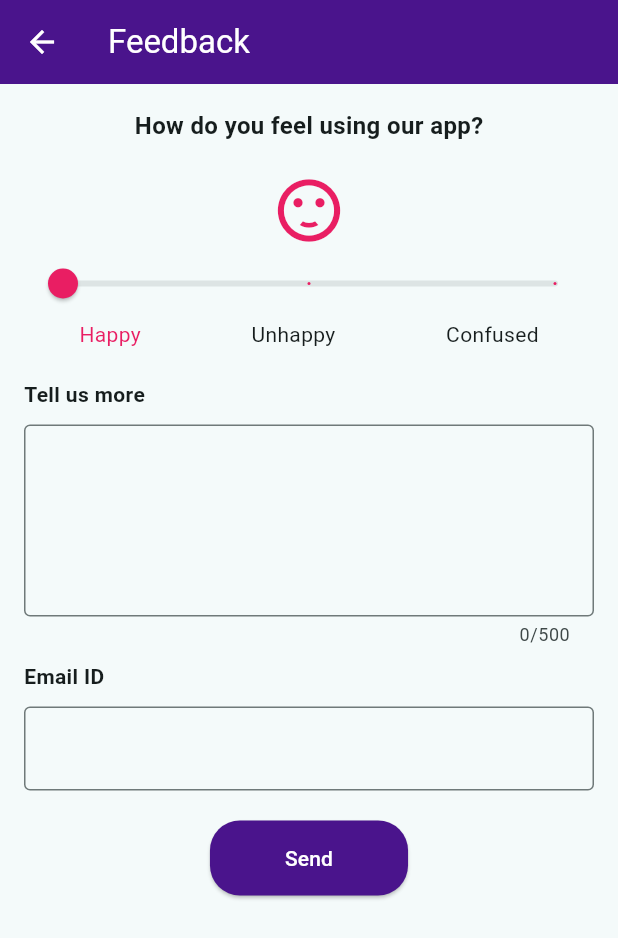
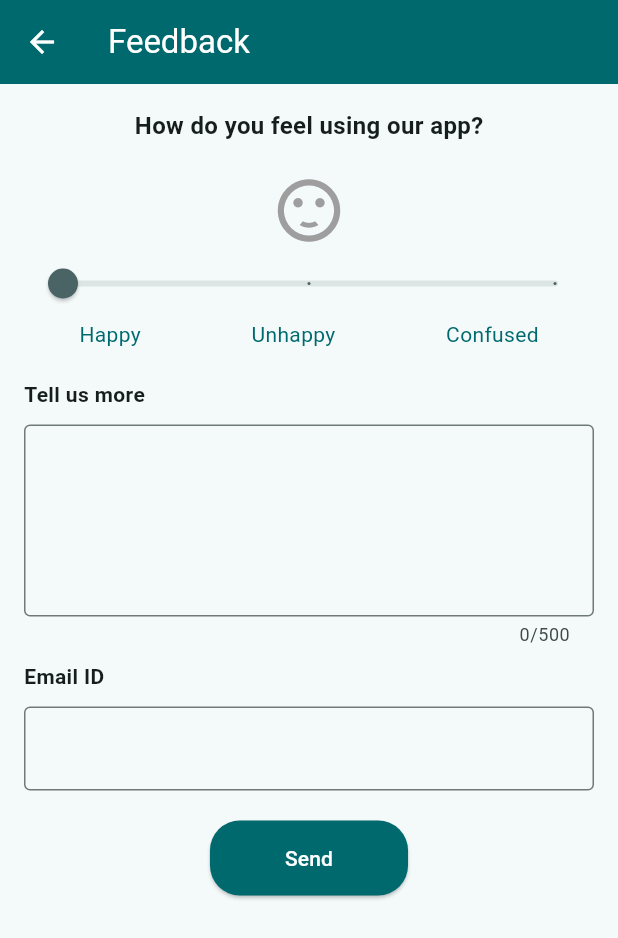
Before and after one commit to shshaheen/Aura, a Flutter app: the FeedbackScreen screen opened directly, on a phone screen of 412 x 824 dp. Shown: the top 938 px of the screen. Run offline on Flutter 3.47's test engine with Material 3 defaults, Android fonts, the phone set to English and light mode, and no system bars; our stand-ins replace audioplayers, cloud_firestore, firebase_auth, firebase_core, flutter_dotenv, flutter_map and 5 more; missing offline and left inert: cloudinary_public; accounts and stored records are empty.

Commit message:
Add Themes for feedback screen

```diff
--- a/lib/screens/feedback_screen.dart
+++ b/lib/screens/feedback_screen.dart
@@ -16,7 +16,7 @@ class _FeedbackScreenState extends State<FeedbackScreen> {
   Widget iconstate = Icon(
     Icons.sentiment_satisfied,
     size: 50,
-    color: Colors.pink,
+    color: Colors.grey,
   );
   double _sliderValue = 0;
   TextEditingController _feedbackController = TextEditingController();
@@ -36,7 +36,7 @@ class _FeedbackScreenState extends State<FeedbackScreen> {
       _emailController.clear();
       setState(() {
         _sliderValue = 0; // Reset slider
-        iconstate = Icon(Icons.sentiment_satisfied, size: 50, color: Colors.pink);
+        iconstate = Icon(Icons.sentiment_satisfied, size: 50, color:Theme.of(context).colorScheme.primary);
       });
     }).catchError((error) {
       ScaffoldMessenger.of(context).showSnackBar(
@@ -50,7 +50,7 @@ class _FeedbackScreenState extends State<FeedbackScreen> {
     return Scaffold(
       appBar: AppBar(
         title: Text("Feedback"),
-        backgroundColor: Colors.purple[900],
+        backgroundColor: Theme.of(context).colorScheme.primary,
       ),
       body: SingleChildScrollView(
         child: Padding(
@@ -74,26 +74,26 @@ class _FeedbackScreenState extends State<FeedbackScreen> {
                       min: 0,
                       max: 2,
                       divisions: 2,
-                      activeColor: Colors.pink,
+                      activeColor:  Theme.of(context).colorScheme.secondary,
                       onChanged: (value) {
                         setState(() {
                           if (value == 0) {
                             iconstate = Icon(
                               Icons.sentiment_satisfied,
                               size: 50,
-                              color: Colors.pink,
+                              color: Theme.of(context).colorScheme.primary,
                             );
                           } else if (value == 1) {
                             iconstate = Icon(
                               Icons.sentiment_dissatisfied,
                               size: 50,
-                              color: Colors.pink,
+                              color: Theme.of(context).colorScheme.primary,
                             );
                           } else {
                             iconstate = Icon(
                               Icons.sentiment_neutral,
                               size: 50,
-                              color: Colors.pink,
+                              color: Theme.of(context).colorScheme.primary,
                             );
                           }
                           _sliderValue = value;
@@ -103,9 +103,9 @@ class _FeedbackScreenState extends State<FeedbackScreen> {
                     Row(
                       mainAxisAlignment: MainAxisAlignment.spaceAround,
                       children: [
-                        Text("Happy", style: TextStyle(color: Colors.pink)),
-                        Text("Unhappy"),
-                        Text("Confused"),
+                        Text("Happy", style: TextStyle(color: Theme.of(context).colorScheme.primary)),
+                        Text("Unhappy", style: TextStyle(color: Theme.of(context).colorScheme.primary)),
+                        Text("Confused", style: TextStyle(color: Theme.of(context).colorScheme.primary)),
                       ],
                     ),
                   ],
@@ -136,7 +136,7 @@ class _FeedbackScreenState extends State<FeedbackScreen> {
               Center(
                 child: ElevatedButton(
                   style: ElevatedButton.styleFrom(
-                    backgroundColor: Colors.purple[900],
+                    backgroundColor: Theme.of(context).colorScheme.primary,
                     shape: RoundedRectangleBorder(
                       borderRadius: BorderRadius.circular(20),
                     ),
```
Also changed, not shown: 4 other files.
